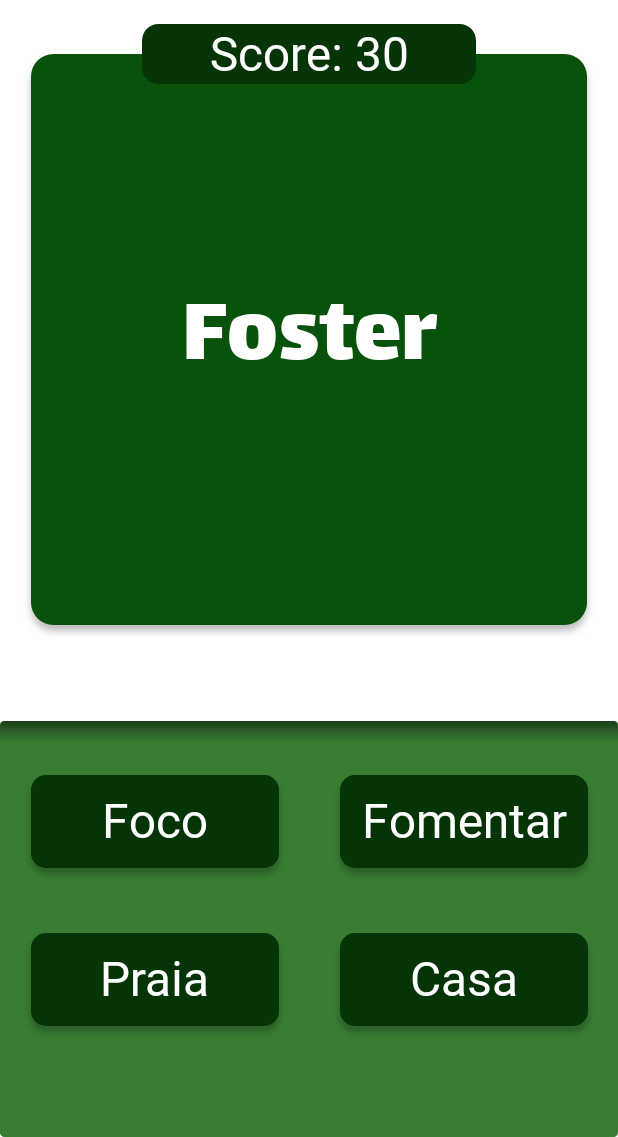
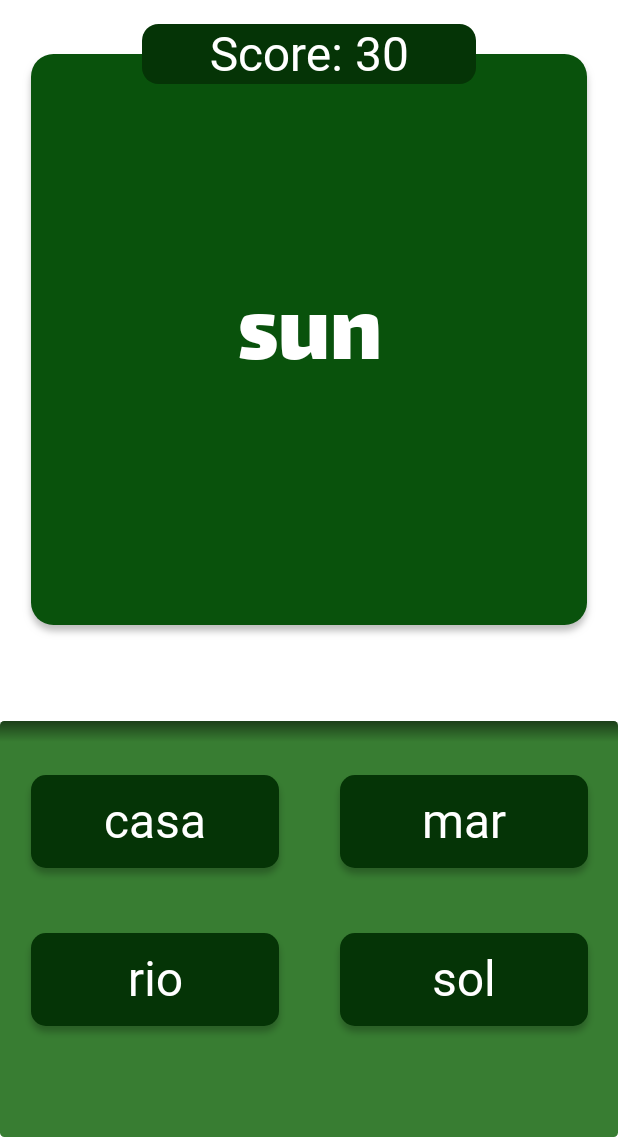
Before and after one commit to AllanAviana/TranslateIt-Android, an Android app built with Jetpack Compose: the GameScreen screen opened through its navigation route, on a phone screen of 412 x 824 dp, the part 99-1236 px from its top. Run offline under Robolectric (Android 15) with nearby library versions, the phone set to English and light mode, and no system bars; Roboto replaces fonts that are not available here.

Commit message:
Implement the viewModel and GameScreen functionalities

```diff
--- /dev/null
+++ b/app/src/main/java/com/example/translateit_android/data/GameUiState.kt
@@ -0,0 +1,9 @@
+package com.example.translateit_android.data
+
+data class GameUiState(
+    val currentWord: String = "",
+    val answer: String = "",
+    val score: Int = 0,
+    val isGameOver: Boolean = false,
+    val options: List<String> = listOf(),
+)
--- a/app/src/main/java/com/example/translateit_android/presentation/navigation/AppNavGraph.kt
+++ b/app/src/main/java/com/example/translateit_android/presentation/navigation/AppNavGraph.kt
@@ -6,10 +6,12 @@ import androidx.navigation.compose.composable
 import androidx.navigation.compose.rememberNavController
 import com.example.translateit_android.presentation.screen.GameScreen
 import com.example.translateit_android.presentation.screen.HomeScreen
+import com.example.translateit_android.presentation.viewmodel.GameViewModel
 
 @Composable
 fun AppNavGraph(){
     val navController = rememberNavController()
+    val gameViewModel = GameViewModel()
 
     NavHost(navController = navController, startDestination = AppNavigationRoute.HomeScreen.route){
 
@@ -18,7 +20,7 @@ fun AppNavGraph(){
         }
 
         composable(route = AppNavigationRoute.GameScreen.route){
-            GameScreen(navController)
+            GameScreen(navController, gameViewModel)
         }
     }
 
--- a/app/src/main/java/com/example/translateit_android/presentation/screen/GameScreen.kt
+++ b/app/src/main/java/com/example/translateit_android/presentation/screen/GameScreen.kt
@@ -2,6 +2,7 @@ package com.example.translateit_android.presentation.screen
 
 import android.graphics.BlurMaskFilter
 import androidx.compose.foundation.background
+import androidx.compose.foundation.clickable
 import androidx.compose.foundation.layout.Arrangement
 import androidx.compose.foundation.layout.Box
 import androidx.compose.foundation.layout.Column
@@ -15,6 +16,7 @@ import androidx.compose.foundation.layout.width
 import androidx.compose.foundation.shape.RoundedCornerShape
 import androidx.compose.material3.Text
 import androidx.compose.runtime.Composable
+import androidx.compose.runtime.collectAsState
 import androidx.compose.ui.Alignment
 import androidx.compose.ui.Modifier
 import androidx.compose.ui.draw.clip
@@ -33,12 +35,15 @@ import androidx.compose.ui.unit.dp
 import androidx.compose.ui.unit.sp
 import androidx.compose.ui.zIndex
 import androidx.navigation.NavHostController
+import com.example.translateit_android.presentation.viewmodel.GameViewModel
 import com.example.translateit_android.ui.theme.lalezarRegular
 import com.example.translateit_android.ui.theme.pottaOne
 
 @Composable
-fun GameScreen(navController: NavHostController) {
+fun GameScreen(navController: NavHostController, gameViewModel: GameViewModel) {
     val list = listOf("Foco", "Fomentar", "Praia", "Casa")
+
+    val uiState = gameViewModel.uiState.collectAsState()
 
     Column(
         modifier = Modifier
@@ -129,7 +134,7 @@ fun GameScreen(navController: NavHostController) {
                     .align(Alignment.BottomCenter)
             ) {
                 Text(
-                    text = "Foster",
+                    text = uiState.value.currentWord,
                     fontSize = 64.sp,
                     color = Color.White,
                     fontFamily = lalezarRegular,
@@ -169,12 +174,13 @@ fun GameScreen(navController: NavHostController) {
                 horizontalAlignment = Alignment.CenterHorizontally,
                 verticalArrangement = Arrangement.SpaceAround
             ) {
-                list.chunked(2).forEach { word ->
+                uiState.value.options.chunked(2).forEach { word ->
                     Row(
                         modifier = Modifier
                             .fillMaxWidth(1f),
                         horizontalArrangement = Arrangement.SpaceAround
                     ) {
+
                         Box(
                             modifier = Modifier
                                 .width(165.dp)
@@ -212,9 +218,9 @@ fun GameScreen(navController: NavHostController) {
                                 }
                                 .clip(shape = RoundedCornerShape(10.dp))
                                 .background(Color(0xFF053406))
-
-
-
+                                .clickable {
+                                    gameViewModel.result(word[0])
+                                }
                         ) {
                             Text(
                                 text = word[0],
@@ -263,6 +269,9 @@ fun GameScreen(navController: NavHostController) {
                                 }
                                 .clip(shape = RoundedCornerShape(10.dp))
                                 .background(Color(0xFF053406))
+                                .clickable {
+                                    gameViewModel.result(word[1])
+                                }
                         ) {
                             Text(
                                 text = word[1],
--- /dev/null
+++ b/app/src/main/java/com/example/translateit_android/presentation/viewmodel/GameViewModel.kt
@@ -0,0 +1,99 @@
+package com.example.translateit_android.presentation.viewmodel
+
+import android.util.Log
+import androidx.lifecycle.ViewModel
+import com.example.translateit_android.data.GameUiState
+import kotlinx.coroutines.flow.MutableStateFlow
+import kotlinx.coroutines.flow.asStateFlow
+
+class GameViewModel: ViewModel() {
+
+    private val _uiState = MutableStateFlow(GameUiState())
+    val uiState = _uiState.asStateFlow()
+
+    val englishToPortugueseMap = mapOf(
+        "apple" to "maçã",
+        "house" to "casa",
+        "book" to "livro",
+        "car" to "carro",
+        "water" to "água",
+        "food" to "comida",
+        "love" to "amor",
+        "friend" to "amigo",
+        "family" to "família",
+        "dog" to "cachorro",
+        "cat" to "gato",
+        "computer" to "computador",
+        "phone" to "telefone",
+        "music" to "música",
+        "sun" to "sol",
+        "moon" to "lua",
+        "star" to "estrela",
+        "sky" to "céu",
+        "earth" to "terra",
+        "fire" to "fogo",
+        "tree" to "árvore",
+        "flower" to "flor",
+        "river" to "rio",
+        "mountain" to "montanha",
+        "sea" to "mar",
+        "rain" to "chuva",
+        "snow" to "neve",
+        "wind" to "vento",
+        "child" to "criança",
+        "school" to "escola",
+        "teacher" to "professor",
+        "student" to "estudante",
+        "work" to "trabalho",
+        "money" to "dinheiro",
+        "time" to "tempo",
+        "day" to "dia",
+        "night" to "noite",
+        "morning" to "manhã",
+        "evening" to "noite",
+        "happy" to "feliz",
+        "sad" to "triste",
+        "big" to "grande",
+        "small" to "pequeno",
+        "fast" to "rápido",
+        "slow" to "devagar",
+        "new" to "novo",
+        "old" to "velho",
+        "clean" to "limpo",
+        "dirty" to "sujo",
+        "hot" to "quente"
+    )
+
+    init {
+        randomWord()
+    }
+
+    private fun randomWord(){
+        val randomWord = englishToPortugueseMap.keys.random()
+        val options = englishToPortugueseMap.values
+            .shuffled()
+            .filter { it != englishToPortugueseMap[randomWord] }
+            .take(3) + englishToPortugueseMap[randomWord]!!
+
+        _uiState.value = _uiState.value.copy(
+            currentWord = randomWord,
+            answer = englishToPortugueseMap[randomWord]!!,
+            options = options.shuffled()
+        )
+        Log.d("GameViewModel", "Random word: ${_uiState.value}")
+    }
+
+    fun result(word: String){
+
+        if(word == _uiState.value.answer){
+            _uiState.value = _uiState.value.copy(
+                score = _uiState.value.score + 10
+            )
+            randomWord()
+        }else{
+            _uiState.value = _uiState.value.copy(
+                isGameOver = true
+            )
+        }
+    }
+}
```
